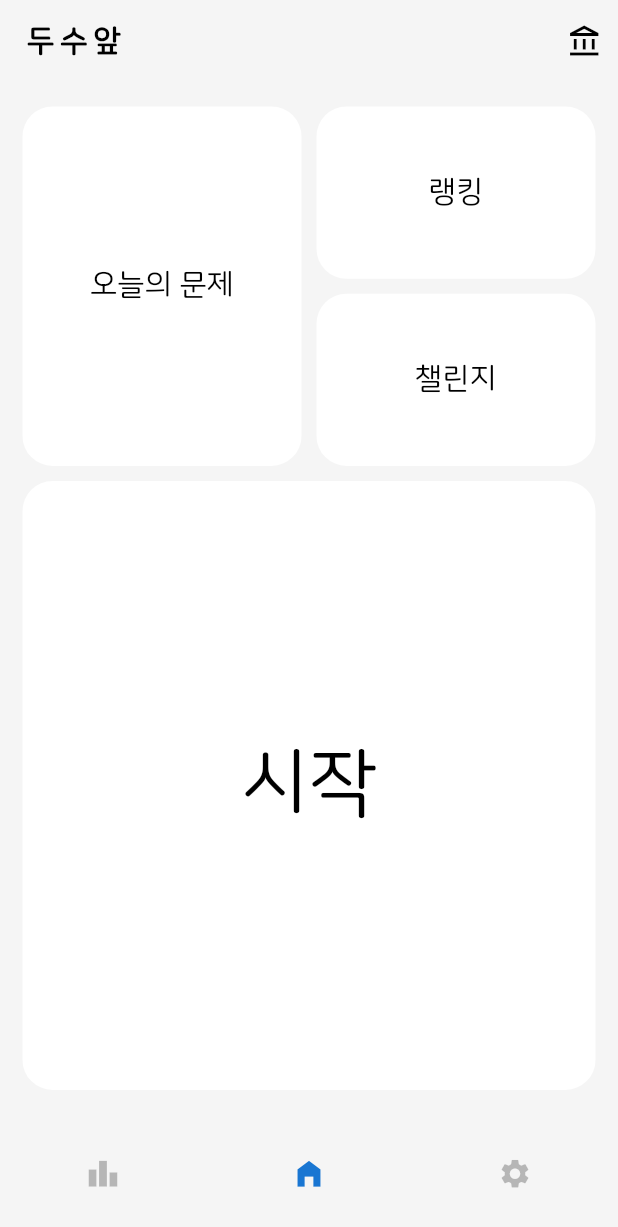
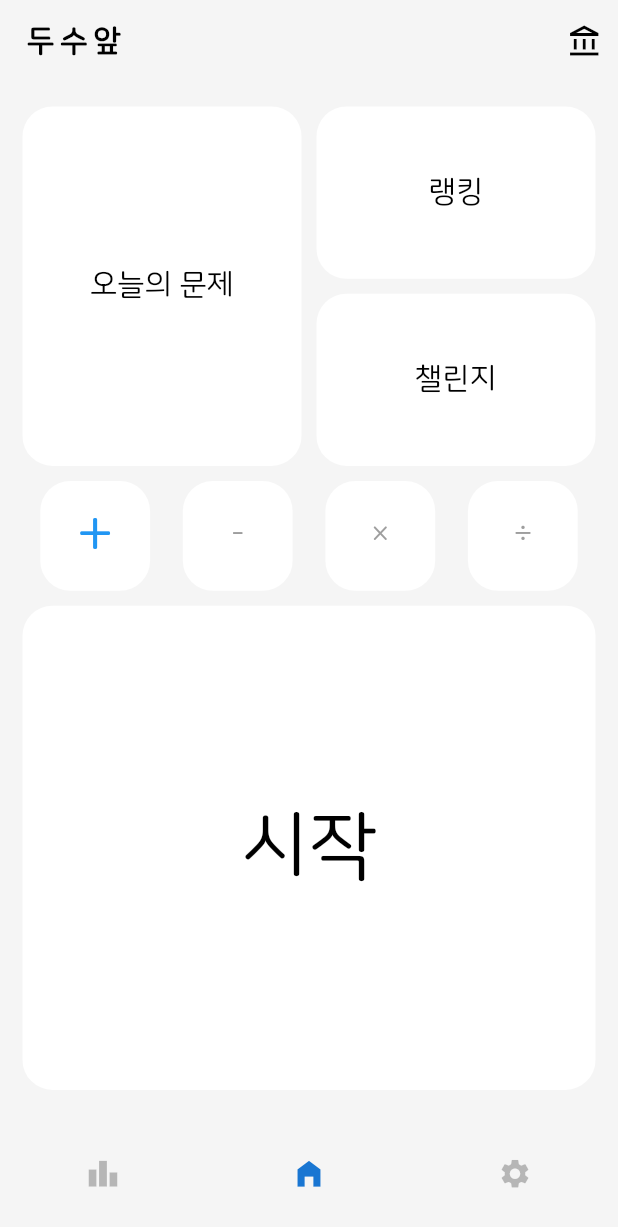
Before and after one commit to bargoLoft/do_math, a Flutter app: the screen it shows after launch, on a phone screen of 412 x 824 dp. Shown: the top 1227 px of the screen. Run offline on Flutter 3.47's test engine with Material 2 defaults, Android fonts, the phone set to English and light mode, and no system bars.

Commit message:
feat: Homepage +-*/ select

```diff
--- a/lib/pages/home_page.dart
+++ b/lib/pages/home_page.dart
@@ -12,6 +12,8 @@ class HomePage extends StatefulWidget {
 
 class _HomePageState extends State<HomePage> {
   int _selectedIndex = 1;
+  int typeIndex = 0;
+  List type = ['+', '-', '×', '÷'];
 
   void _onItemTapped(int index) {
     if (_selectedIndex != index) {
@@ -79,7 +81,18 @@ class _HomePageState extends State<HomePage> {
                       ],
                     ),
                   ),
-                  Expanded(flex: 5, child: buildButton(context, '시작', 2 / 1, 50)),
+                  Expanded(
+                      flex: 1,
+                      child: Row(
+                        mainAxisAlignment: MainAxisAlignment.spaceEvenly,
+                        children: [
+                          buildTypeButton(context, '+', 1 / 1, 0, 40),
+                          buildTypeButton(context, '-', 1 / 1, 1, 40),
+                          buildTypeButton(context, '×', 1 / 1, 2, 40),
+                          buildTypeButton(context, '÷', 1 / 1, 3, 40),
+                        ],
+                      )),
+                  Expanded(flex: 4, child: buildButton(context, '시작', 2 / 1, 50, type[typeIndex])),
                 ],
               ),
             ),
@@ -121,9 +134,44 @@ class _HomePageState extends State<HomePage> {
       label: '',
     );
   }
+
+  Widget buildTypeButton(
+    context,
+    String title,
+    double ratio,
+    int index, [
+    double textSize = 20,
+  ]) {
+    return Padding(
+      padding: const EdgeInsets.symmetric(horizontal: 5, vertical: 5),
+      child: AspectRatio(
+        aspectRatio: ratio,
+        child: ElevatedButton(
+          onPressed: () {
+            typeIndex = index;
+            setState(() {});
+          },
+          style: ButtonStyle(
+            elevation: MaterialStateProperty.all(0),
+            backgroundColor: MaterialStateProperty.all(Colors.white),
+            foregroundColor: MaterialStateProperty.all(Colors.black),
+            shape: MaterialStateProperty.all(
+                RoundedRectangleBorder(borderRadius: BorderRadius.circular(20.0))),
+          ),
+          child: Text(
+            title,
+            style: TextStyle(
+              fontSize: (typeIndex == index) ? textSize : 20,
+              color: (typeIndex == index) ? Colors.blue : Colors.grey,
+            ),
+          ),
+        ),
+      ),
+    );
+  }
 }
 
-Widget buildButton(context, String title, double ratio, [double textSize = 20]) {
+Widget buildButton(context, String title, double ratio, [double textSize = 20, String type = '+']) {
   return Padding(
     padding: const EdgeInsets.symmetric(horizontal: 5, vertical: 5),
     child: AspectRatio(
@@ -134,7 +182,7 @@ Widget buildButton(context, String title, double ratio, [double textSize = 20])
               context,
               MaterialPageRoute(
                   builder: (context) => StagePage(
-                        type: '÷',
+                        type: type,
                       )));
         },
         style: ButtonStyle(
```
